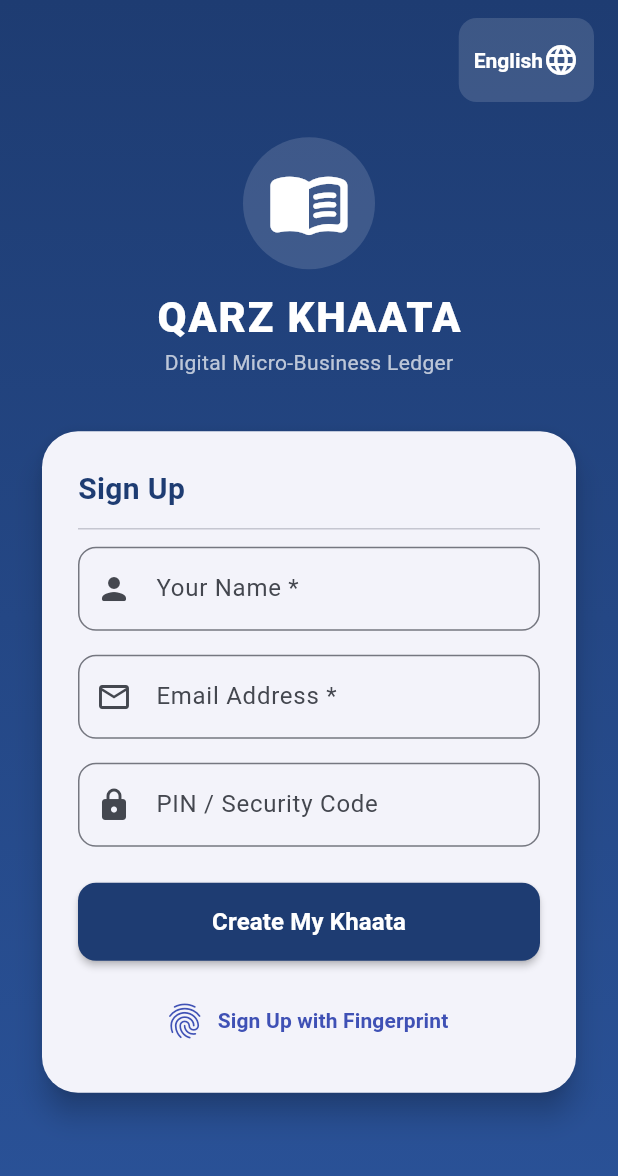
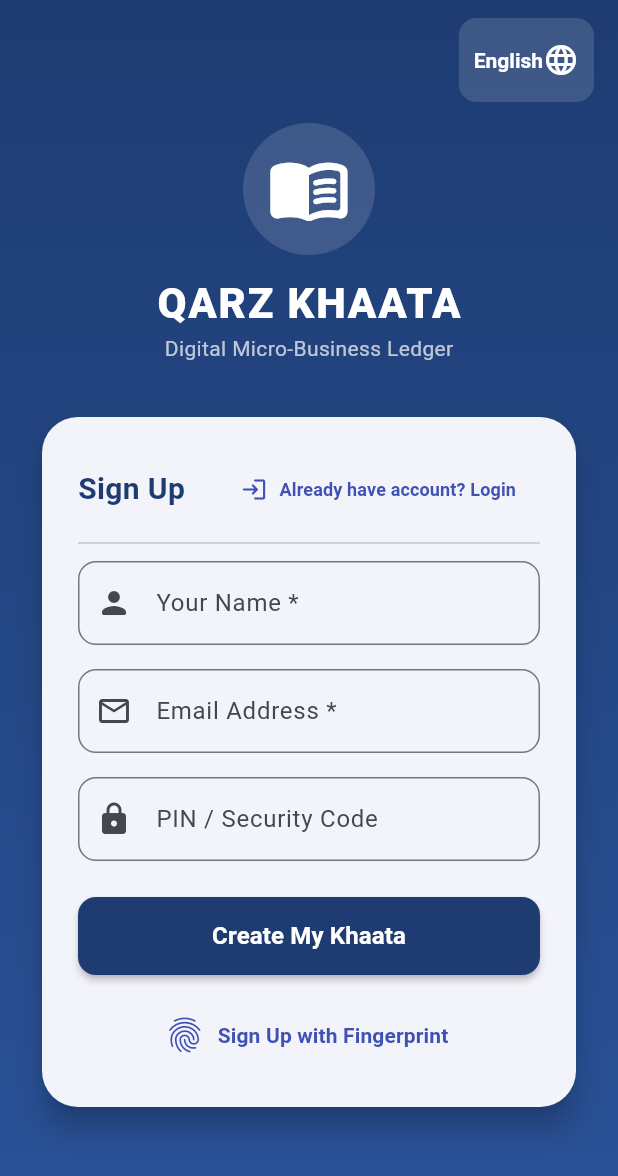
Before and after one commit to talibafridi97-source/QarzKhaataApp, a Flutter app: the screen it shows after launch, on a phone screen of 412 x 824 dp. Shown: the top 1176 px of the screen. Run offline on Flutter 3.47's test engine with Material 3 defaults, Android fonts, the light colour scheme and no system bars; our stand-ins replace local_auth, shared_preferences, sqflite_common_ffi, sqflite_common_ffi_web; accounts and stored records are empty.

Commit message:
Refine signup & login auth flows with dedicated login/signup button switch and explicit fingerprint prompt vs standard PIN submit

```diff
--- a/lib/screens/auth_screen.dart
+++ b/lib/screens/auth_screen.dart
@@ -38,6 +38,7 @@ class _AuthScreenState extends State<AuthScreen> {
     super.dispose();
   }
 
+  /// Normal Submit (Sign Up or Login with PIN/Email)
   void _submit() async {
     if (!_formKey.currentState!.validate()) return;
 
@@ -77,13 +78,14 @@ class _AuthScreenState extends State<AuthScreen> {
     }
   }
 
+  /// Biometric Fingerprint Auth (for Sign Up or Login backup if PIN is forgotten)
   void _tryBiometric() async {
     final provider = context.read<KhaataProvider>();
 
     if (_isSignUpMode && (_nameController.text.trim().isEmpty || _emailController.text.trim().isEmpty)) {
       ScaffoldMessenger.of(context).showSnackBar(
         const SnackBar(
-          content: Text('Please enter your Name and Email before signing up with fingerprint.'),
+          content: Text('Please enter your Name and Email first before using fingerprint signup.'),
           backgroundColor: Colors.orange,
         ),
       );
@@ -102,7 +104,8 @@ class _AuthScreenState extends State<AuthScreen> {
           pin: _pinController.text.trim().isEmpty ? '1234' : _pinController.text,
         );
       } else {
-        await provider.login(_pinController.text);
+        // If logging in via fingerprint, bypass PIN requirement
+        await provider.login(provider.userPin);
       }
 
       if (!mounted) return;
@@ -126,7 +129,6 @@ class _AuthScreenState extends State<AuthScreen> {
   @override
   Widget build(BuildContext context) {
     final provider = context.watch<KhaataProvider>();
-    final hasAccount = provider.hasAccount;
     final l10n = AppLocalizations(provider.locale);
 
     return Scaffold(
@@ -223,7 +225,7 @@ class _AuthScreenState extends State<AuthScreen> {
                             child: Column(
                               crossAxisAlignment: CrossAxisAlignment.start,
                               children: [
-                                // Header Switch
+                                // Header Switch & Login/Signup Switch Button
                                 Row(
                                   mainAxisAlignment: MainAxisAlignment.spaceBetween,
                                   children: [
@@ -235,20 +237,18 @@ class _AuthScreenState extends State<AuthScreen> {
                                         color: Color(0xFF1E3C72),
                                       ),
                                     ),
-                                    if (hasAccount)
-                                      TextButton(
+                                    TextButton.icon(
+                                      style: TextButton.styleFrom(foregroundColor: Colors.indigo),
                                       onPressed: () {
                                         setState(() {
                                           _isSignUpMode = !_isSignUpMode;
                                           _pinController.clear();
                                         });
                                       },
-                                        child: Text(
-                                          _isSignUpMode ? l10n.translate('login') : l10n.translate('signup'),
-                                          style: const TextStyle(
-                                            fontWeight: FontWeight.bold,
-                                            color: Colors.indigo,
-                                          ),
+                                      icon: Icon(_isSignUpMode ? Icons.login_rounded : Icons.person_add_rounded, size: 18),
+                                      label: Text(
+                                        _isSignUpMode ? 'Already have account? Login' : 'New User? Sign Up',
+                                        style: const TextStyle(fontWeight: FontWeight.bold, fontSize: 12),
                                       ),
                                     ),
                                   ],
@@ -341,7 +341,7 @@ class _AuthScreenState extends State<AuthScreen> {
                                 ),
                                 const SizedBox(height: 24),
 
-                                // Action Button
+                                // Action Button (Create My Khaata / Login)
                                 SizedBox(
                                   width: double.infinity,
                                   height: 52,
@@ -367,7 +367,7 @@ class _AuthScreenState extends State<AuthScreen> {
                                   ),
                                 ),
 
-                                // Biometric Fingerprint Button
+                                // Biometric Fingerprint Button (Separate from standard button)
                                 const SizedBox(height: 16),
                                 Center(
                                   child: TextButton.icon(
@@ -377,7 +377,7 @@ class _AuthScreenState extends State<AuthScreen> {
                                     onPressed: _tryBiometric,
                                     icon: const Icon(Icons.fingerprint_rounded, size: 28),
                                     label: Text(
-                                      _isSignUpMode ? 'Sign Up with Fingerprint' : 'Unlock with Fingerprint / Biometrics',
+                                      _isSignUpMode ? 'Sign Up with Fingerprint' : 'Forgot PIN? Login with Fingerprint',
                                       style: const TextStyle(fontWeight: FontWeight.bold),
                                     ),
                                   ),
```
Lines whose indentation alone changed are shown as unchanged.
